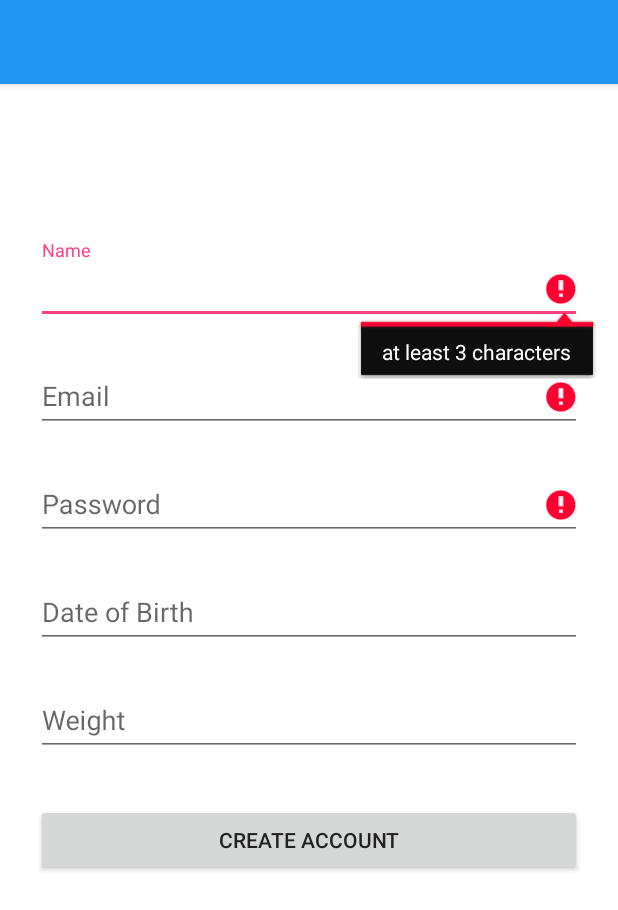
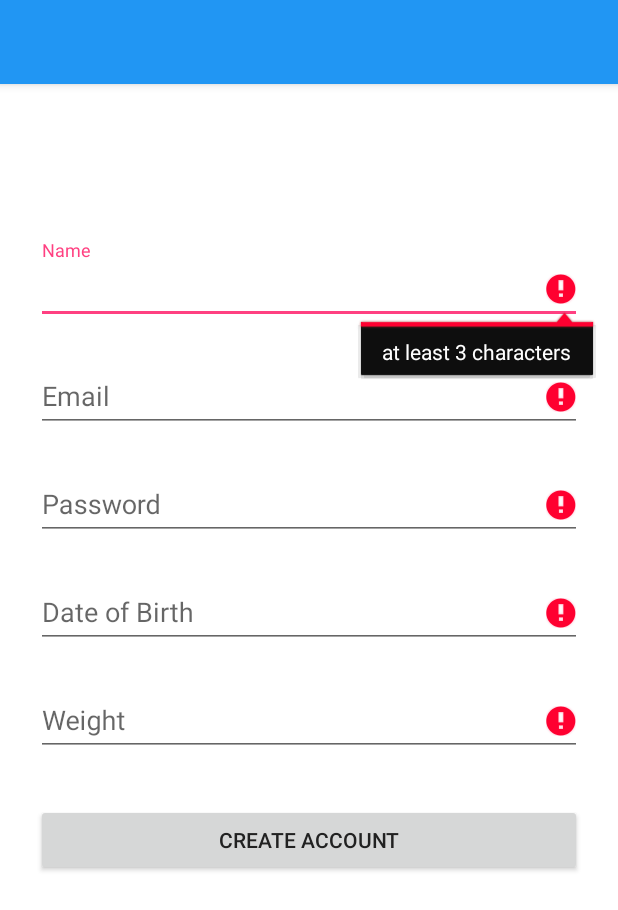
Before and after one commit to CAPTAIN713/VitaCheck, an Android app: the RegisterActivity screen opened directly, with no data from a screen before it, after a tap on "CREATE ACCOUNT", on a phone screen of 412 x 824 dp. Shown: the top 910 px of the screen. Run offline under Robolectric (Android 15) with nearby library versions, the phone set to English and light mode, and no system bars; libraries missing offline, so code that uses them is left out: com.parse.

Commit message:
Finished Register/Login, Title bar now changes properly

```diff
--- a/app/src/main/java/vitacheck/vitacheck/RegisterActivity.java
+++ b/app/src/main/java/vitacheck/vitacheck/RegisterActivity.java
@@ -22,6 +22,11 @@ public class RegisterActivity extends AppCompatActivity {
     EditText mDoBText;
     EditText mWeightText;
     ProgressDialog mDialog;
+
+    boolean slash = false;
+    boolean dash = false;
+    SimpleDateFormat slashformat;
+    SimpleDateFormat dashformat;
 
     @Override
     public void onCreate(Bundle savedInstanceState) {
@@ -54,7 +59,7 @@ public class RegisterActivity extends AppCompatActivity {
         mDialog.setCancelable(false);
         mDialog.show();
 
-        SimpleDateFormat format = new SimpleDateFormat("yyyy-MM-dd");
+
         Date date = null;
 
         String name = mNameText.getText().toString();
@@ -62,10 +67,14 @@ public class RegisterActivity extends AppCompatActivity {
         String password = mPasswordText.getText().toString();
         String sWeight = mWeightText.getText().toString();
         Double weight = Double.parseDouble(sWeight);
-        // try{date = format.parse(mDoBText.getText().toString());}
-        // catch (Exception e) {}
 
-        // TODO: CREATE VALIDATORS FOR DATE/WEIGHT
+        if (dash)
+            try {date = dashformat.parse(mDoBText.getText().toString());}
+            catch (Exception e) {}
+
+        if(slash)
+            try {date = slashformat.parse(mDoBText.getText().toString());}
+            catch (Exception e) {}
 
         // Save new user data into Parse.com Data Storage
         ParseUser user = new ParseUser();
@@ -73,7 +82,7 @@ public class RegisterActivity extends AppCompatActivity {
         user.setEmail(email);
         user.setPassword(password);
         user.put("name", name);
-        //user.put("date", date);
+        user.put("date", date);
         user.put("weight", weight);
         user.signUpInBackground();
 
@@ -102,6 +111,18 @@ public class RegisterActivity extends AppCompatActivity {
         String name = mNameText.getText().toString();
         String email = mEmailText.getText().toString();
         String password = mPasswordText.getText().toString();
+        String dateofbirth = mDoBText.getText().toString();
+        String sweight = mWeightText.getText().toString();
+
+        try {
+            slashformat = new SimpleDateFormat("MM/dd/yyyy");
+            slash = true;
+        } catch (Exception e) {}
+
+        try {
+            dashformat = new SimpleDateFormat("MM-dd-yyyy");
+            dash = true;
+        } catch (Exception e) {}
 
         if (name.isEmpty() || name.length() < 3) {
             mNameText.setError("at least 3 characters");
@@ -124,6 +145,26 @@ public class RegisterActivity extends AppCompatActivity {
             mPasswordText.setError(null);
         }
 
+        if (dateofbirth.isEmpty() || (!slash && !dash)) {
+            mDoBText.setError("enter a valid date");
+            valid = false;
+        } else {
+            mDoBText.setError(null);
+        }
+
+        if (sweight.isEmpty()) {
+            mWeightText.setError("between 100 and 400");
+            valid = false;
+        } else {
+            Double weight = Double.parseDouble(sweight);
+            if (weight < 100.00 || weight > 400.00) {
+                mWeightText.setError("between 100 and 400");
+                valid = false;
+            } else {
+                mWeightText.setError(null);
+            }
+        }
+
         return valid;
     }
 
--- a/app/src/main/java/vitacheck/vitacheck/fragments/DoctorsFragment.java
+++ b/app/src/main/java/vitacheck/vitacheck/fragments/DoctorsFragment.java
@@ -25,6 +25,7 @@ import java.text.ParseException;
 import java.util.ArrayList;
 import java.util.List;
 
+import vitacheck.vitacheck.MainActivity;
 import vitacheck.vitacheck.R;
 
 public class DoctorsFragment extends Fragment{
@@ -38,6 +39,7 @@ public class DoctorsFragment extends Fragment{
 
     @Override
     public View onCreateView(LayoutInflater inflater, ViewGroup container, Bundle savedInstanceState) {
+        ((MainActivity) getActivity()).setTitle("Doctors");
 
         doctorParseList = new ArrayList<DoctorInfo>();
 
--- a/app/src/main/java/vitacheck/vitacheck/fragments/HomeFragment.java
+++ b/app/src/main/java/vitacheck/vitacheck/fragments/HomeFragment.java
@@ -6,12 +6,13 @@ import android.view.LayoutInflater;
 import android.view.View;
 import android.view.ViewGroup;
 
+import vitacheck.vitacheck.MainActivity;
 import vitacheck.vitacheck.R;
 
 public class HomeFragment extends Fragment {
     @Override
-    public View onCreateView(LayoutInflater inflater, ViewGroup container,
-                             Bundle savedInstanceState) {
+    public View onCreateView(LayoutInflater inflater, ViewGroup container, Bundle savedInstanceState) {
+        ((MainActivity) getActivity()).setTitle("Home");
         // Inflate the layout for this fragment
         return inflater.inflate(R.layout.fragment_home, container, false);
     }
--- a/app/src/main/java/vitacheck/vitacheck/fragments/MedicineFragment.java
+++ b/app/src/main/java/vitacheck/vitacheck/fragments/MedicineFragment.java
@@ -20,6 +20,7 @@ import java.text.ParseException;
 import java.util.ArrayList;
 import java.util.List;
 
+import vitacheck.vitacheck.MainActivity;
 import vitacheck.vitacheck.R;
 
 public class MedicineFragment extends Fragment {
@@ -32,6 +33,7 @@ public class MedicineFragment extends Fragment {
 
     @Override
     public View onCreateView(LayoutInflater inflater, ViewGroup container, Bundle savedInstanceState) {
+        ((MainActivity) getActivity()).setTitle("Medicine");
 
         // Inflate the layout for this fragment
         View layout = inflater.inflate(R.layout.fragment_medicine, container, false);
--- a/app/src/main/java/vitacheck/vitacheck/fragments/VitalsFragment.java
+++ b/app/src/main/java/vitacheck/vitacheck/fragments/VitalsFragment.java
@@ -6,12 +6,13 @@ import android.view.LayoutInflater;
 import android.view.View;
 import android.view.ViewGroup;
 
+import vitacheck.vitacheck.MainActivity;
 import vitacheck.vitacheck.R;
 
 public class VitalsFragment extends Fragment {
     @Override
-    public View onCreateView(LayoutInflater inflater, ViewGroup container,
-                             Bundle savedInstanceState) {
+    public View onCreateView(LayoutInflater inflater, ViewGroup container, Bundle savedInstanceState) {
+        ((MainActivity) getActivity()).setTitle("Vitals");
         // Inflate the layout for this fragment
         return inflater.inflate(R.layout.fragment_vitals, container, false);
     }
--- a/app/src/main/res/values/strings.xml
+++ b/app/src/main/res/values/strings.xml
@@ -38,7 +38,7 @@
     <string name="address">Address: </string>
     <string name="website_link">Website: </string>
     <string name="vist_dates">Visit Dates: </string>
-    <string name="title_activity_home">HomeActivity</string>
+    <string name="title_activity_home">Home</string>
     <string name="drawer_open">Menu opened</string>
     <string name="drawer_close">Menu closed</string>
     <string name="action_settings">Settings</string>
```
Also changed, not shown: app/src/main/java/vitacheck/vitacheck/MainActivity.java (+4 -3 lines), 1 other file.
